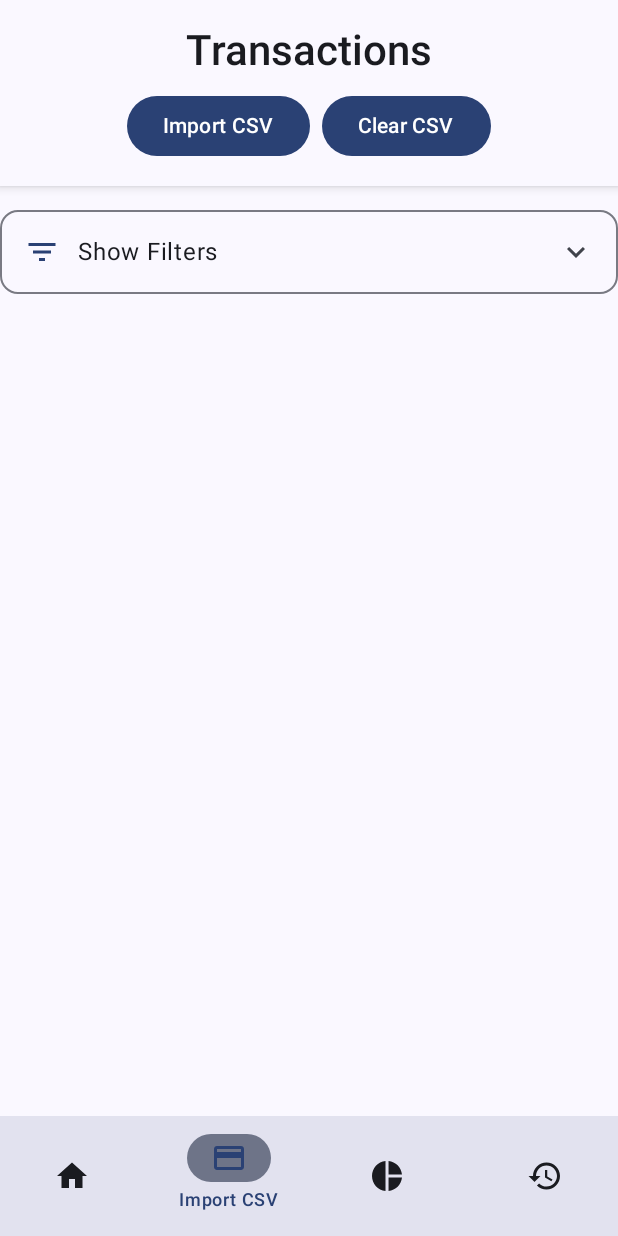
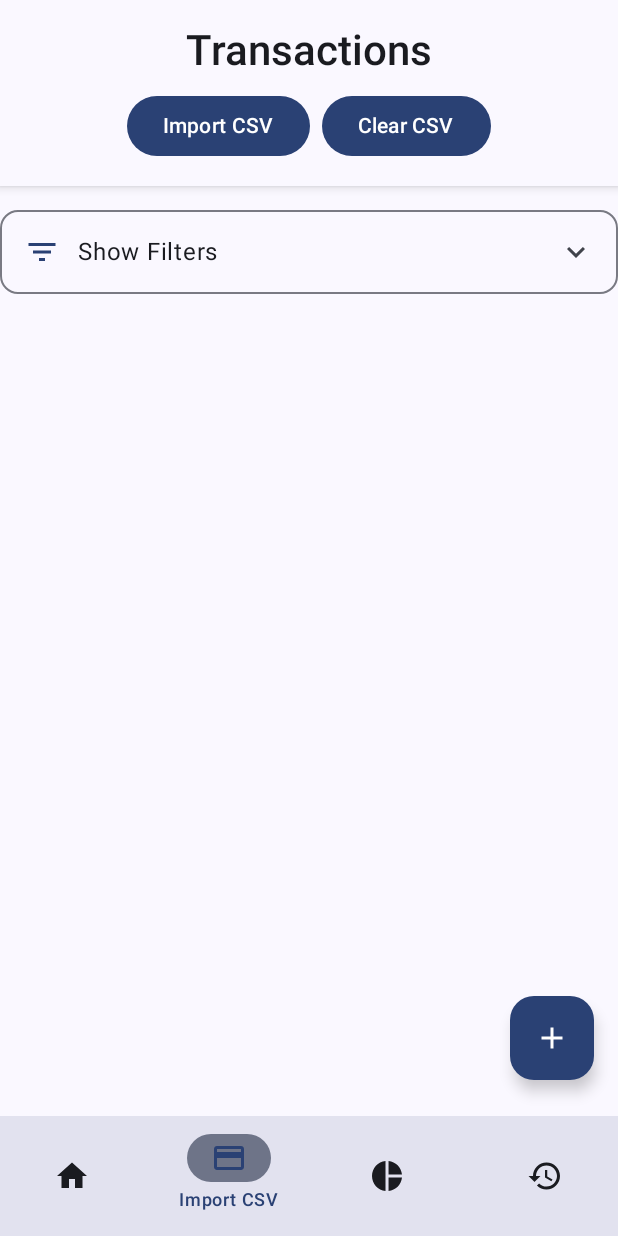
Before and after one commit to Rmiddaugh10/Personal-Finance-App, an Android app built with Jetpack Compose: the CardsScreen screen opened through its navigation route, on a phone screen of 412 x 824 dp. Run offline under Robolectric (Android 15) with nearby library versions, the phone set to English and light mode, and no system bars; our stand-ins replace Room's generated code.

Commit message:
Fixed Add Cash Transaction FAB
The FAB for add cash transaction was being pushed off the screen by the column. Used parent box and proper alignment to have FAB float over content in bottom right of screen as intended.

```diff
--- a/app/src/main/java/com/example/myapplication/ui/screens/CardsScreen.kt
+++ b/app/src/main/java/com/example/myapplication/ui/screens/CardsScreen.kt
@@ -199,6 +199,7 @@ fun CardsScreen(navController: NavHostController, viewModel: MainViewModel, onIm
             expenseFilters.years.size
 
     ScreenWithBottomBar(navController = navController) { paddingValues ->
+        Box(modifier = Modifier.fillMaxSize()) {  // Wrap everything in a Box
             Column(modifier = Modifier.fillMaxSize()) {
                 Surface(
                     modifier = Modifier.fillMaxWidth(),
@@ -277,7 +278,10 @@ fun CardsScreen(navController: NavHostController, viewModel: MainViewModel, onIm
                                 ) {
                                     Text(
                                         text = activeFilterCount.toString(),
-                                    modifier = Modifier.padding(horizontal = 8.dp, vertical = 4.dp),
+                                        modifier = Modifier.padding(
+                                            horizontal = 8.dp,
+                                            vertical = 4.dp
+                                        ),
                                         style = MaterialTheme.typography.labelSmall,
                                         color = MaterialTheme.colorScheme.onPrimary
                                     )
@@ -298,7 +302,7 @@ fun CardsScreen(navController: NavHostController, viewModel: MainViewModel, onIm
                     enter = expandVertically() + fadeIn(),
                     exit = shrinkVertically() + fadeOut()
                 ) {
-                ExpenseFilterSection( // Changed from FilterSection to ExpenseFilterSection
+                    ExpenseFilterSection(
                         currentFilters = expenseFilters,
                         budgetCategories = budgetCategories,
                         selectedSource = viewModel.selectedSource.collectAsState().value,
@@ -333,7 +337,6 @@ fun CardsScreen(navController: NavHostController, viewModel: MainViewModel, onIm
                     )
                 }
 
-
                 // Expense List
                 LazyColumn(
                     modifier = Modifier
@@ -351,9 +354,9 @@ fun CardsScreen(navController: NavHostController, viewModel: MainViewModel, onIm
                         )
                     }
                 }
+            }
 
-            // FAB for adding transactions
-            Box(modifier = Modifier.fillMaxSize()) {
+            // FAB - Now positioned correctly in the Box
             FloatingActionButton(
                 onClick = { showAddDialog = true },
                 modifier = Modifier
@@ -365,7 +368,7 @@ fun CardsScreen(navController: NavHostController, viewModel: MainViewModel, onIm
                 Icon(Icons.Default.Add, contentDescription = "Add Cash Transaction")
             }
         }
-        }
+
 
         // Dialogs
         if (showAddDialog) {
```
Lines whose indentation alone changed are shown as unchanged.
